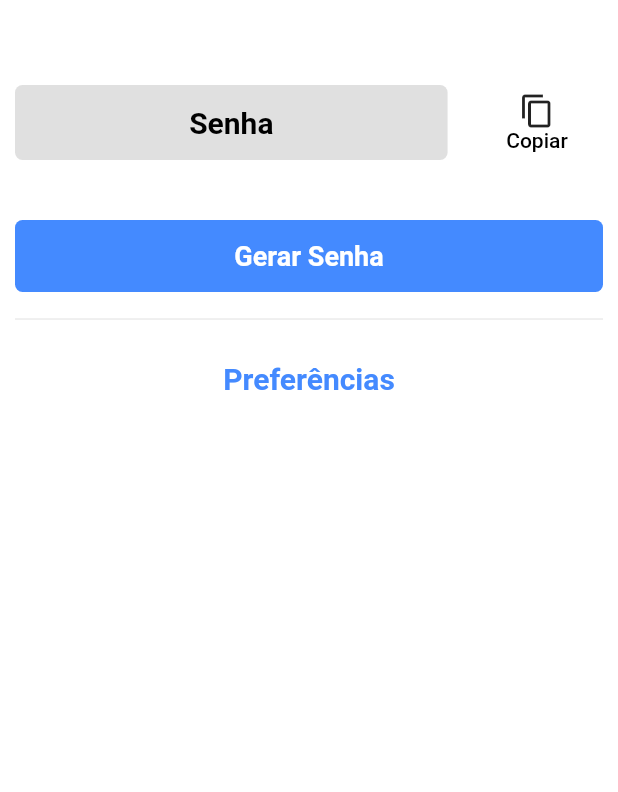
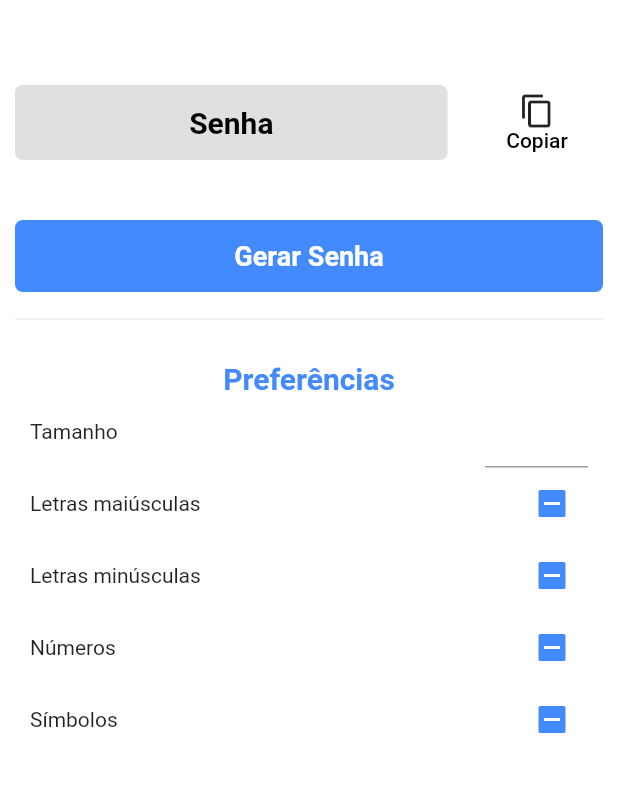
Before and after one commit to HeneryPaina/app_gerador_senha, a Flutter app: the screen it shows after launch, on a phone screen of 412 x 824 dp, the part 59-851 px from its top. Run offline on Flutter 3.47's test engine with Material 2 defaults, Android fonts, the phone set to English and light mode, and no system bars.

Commit message:
Adicionado campos para selecao das Preferencias

```diff
--- a/lib/pages/home.dart
+++ b/lib/pages/home.dart
@@ -105,9 +105,81 @@ class _HomeState extends State<Home> {
                           fontSize: 20,
                           color: Colors.blueAccent),
                     ),
+                    Row(
+                      mainAxisAlignment: MainAxisAlignment.spaceBetween,
+                      children: <Widget>[
+                        Text("Tamanho"),
+                        Container(
+                          width: MediaQuery.of(context).size.width / 6,
+                          child: TextField(
+                            keyboardType: TextInputType.number,
+                            style: TextStyle(fontSize: 18),
+                          ),
+                        )
+                      ],
+                    ),
+                    Row(
+                      mainAxisAlignment: MainAxisAlignment.spaceBetween,
+                      children: <Widget>[
+                        Text("Letras maiúsculas"),
+                        Checkbox(
+                          value: null,
+                          checkColor: Colors.white,
+                          activeColor: Colors.blueAccent,
+                          onChanged: (bool value) {
+                            setState(() {});
+                          },
+                        )
+                      ],
+                    ),
+                    Row(
+                      mainAxisAlignment: MainAxisAlignment.spaceBetween,
+                      children: <Widget>[
+                        Text("Letras minúsculas"),
+                        Checkbox(
+                          value: null,
+                          checkColor: Colors.white,
+                          activeColor: Colors.blueAccent,
+                          onChanged: (bool value) {
+                            setState(() {});
+                          },
+                        )
+                      ],
+                    ),
+                    Row(
+                      mainAxisAlignment: MainAxisAlignment.spaceBetween,
+                      children: <Widget>[
+                        Text("Números"),
+                        Checkbox(
+                          value: null,
+                          checkColor: Colors.white,
+                          activeColor: Colors.blueAccent,
+                          onChanged: (bool value) {
+                            setState(() {});
+                          },
+                        )
+                      ],
+                    ),
+                    Row(
+                      mainAxisAlignment: MainAxisAlignment.spaceBetween,
+                      children: <Widget>[
+                        Text("Símbolos"),
+                        Checkbox(
+                          value: null,
+                          checkColor: Colors.white,
+                          activeColor: Colors.blueAccent,
+                          onChanged: (bool value) {
+                            setState(() {});
+                          },
+                        )
+                      ],
+                    ),
                   ],
                 ),
-              )
+              ),
+              SizedBox(
+                height: 10,
+              ),
             ],
           ),
         ),
```
